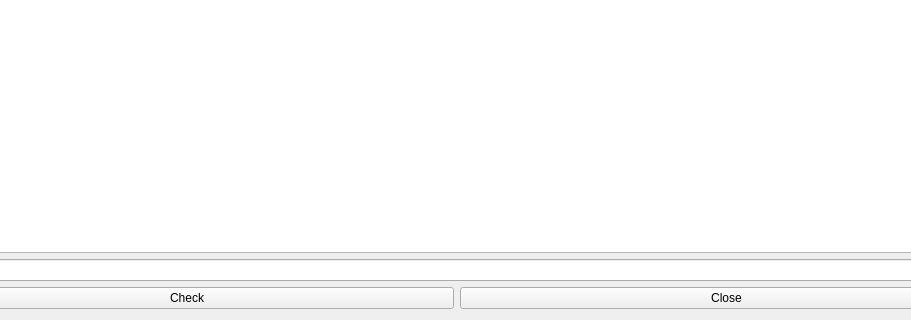
This is maya/python/tlc/shading/textureanalyzer.ui in jtaibo/TallerCreacionTools as Qt 5 draws it before an edit; both pictures show x 91 to 1002 and y 343 to 663 of the 1095 by 663 pixel window. The edited form follows.
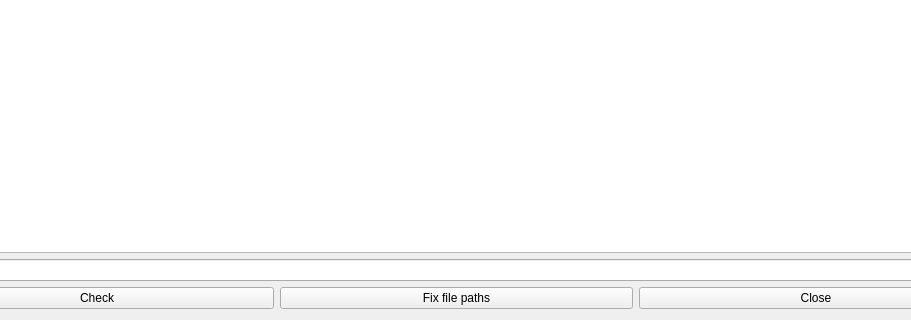
This is the edited form.

```diff
--- a/maya/python/tlc/shading/textureanalyzer.ui
+++ b/maya/python/tlc/shading/textureanalyzer.ui
@@ -56,6 +56,13 @@
          </property>
         </widget>
        </item>
+       <item>
+        <widget class="QPushButton" name="fixPathButton">
+         <property name="text">
+          <string>Fix file paths</string>
+         </property>
+        </widget>
+       </item>
        <item>
         <widget class="QPushButton" name="closeButton">
          <property name="text">
```
Left out of the diff: 4 changed lines with no effect on the pictures.
